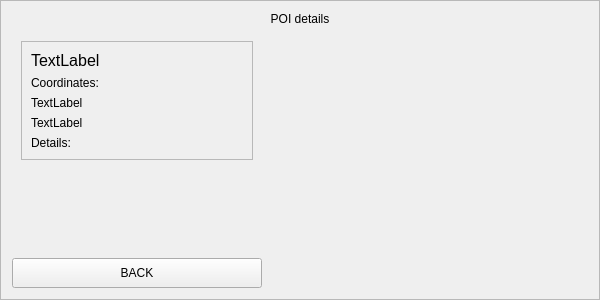
Old version of the form Pilocik/infowindow.ui in the repository dotevo/Pilocik.
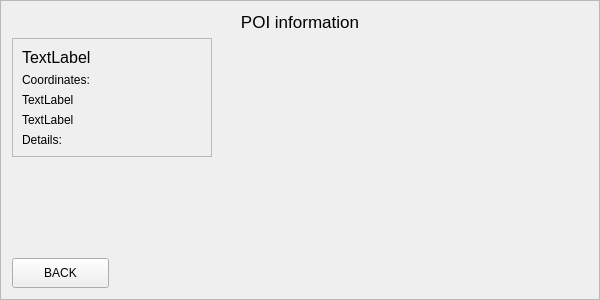
New version of the form. Custom widgets are drawn as their Qt base class.

```diff
--- a/Pilocik/infowindow.ui
+++ b/Pilocik/infowindow.ui
@@ -28,11 +28,11 @@
   <property name="frameShadow">
    <enum>QFrame::Raised</enum>
   </property>
-  <layout class="QGridLayout" name="gridLayout">
+  <layout class="QGridLayout" name="gridLayout" columnstretch="0,0,1">
    <property name="sizeConstraint">
     <enum>QLayout::SetMaximumSize</enum>
    </property>
-   <item row="0" column="0" colspan="2">
+   <item row="0" column="0" colspan="3">
     <widget class="QLabel" name="label">
      <property name="maximumSize">
       <size>
@@ -40,16 +40,27 @@
        <height>20</height>
       </size>
      </property>
+     <property name="font">
+      <font>
+       <pointsize>13</pointsize>
+      </font>
+     </property>
      <property name="text">
-      <string>POI details</string>
+      <string>POI information</string>
      </property>
      <property name="alignment">
       <set>Qt::AlignCenter</set>
      </property>
     </widget>
    </item>
-   <item row="1" column="0">
+   <item row="1" column="0" colspan="2">
     <widget class="QWidget" name="infoWidget" native="true">
+     <property name="minimumSize">
+      <size>
+       <width>200</width>
+       <height>0</height>
+      </size>
+     </property>
      <property name="maximumSize">
       <size>
        <width>250</width>
@@ -57,8 +68,8 @@
       </size>
      </property>
      <layout class="QVBoxLayout" name="verticalLayout">
-      <property name="bottomMargin">
-       <number>9</number>
+      <property name="margin">
+       <number>0</number>
       </property>
       <item>
        <widget class="QFrame" name="infoData">
@@ -137,20 +148,7 @@
      </layout>
     </widget>
    </item>
-   <item row="2" column="0">
-    <widget class="QPushButton" name="backButton">
-     <property name="minimumSize">
-      <size>
-       <width>0</width>
-       <height>30</height>
-      </size>
-     </property>
-     <property name="text">
-      <string>BACK</string>
-     </property>
-    </widget>
-   </item>
-   <item row="1" column="1">
+   <item row="1" column="2" rowspan="3">
     <widget class="MapRenderWidget" name="mapWidget" native="true">
      <property name="minimumSize">
       <size>
@@ -163,6 +161,25 @@
      </property>
     </widget>
    </item>
+   <item row="3" column="0">
+    <widget class="QPushButton" name="backButton">
+     <property name="minimumSize">
+      <size>
+       <width>0</width>
+       <height>30</height>
+      </size>
+     </property>
+     <property name="maximumSize">
+      <size>
+       <width>100</width>
+       <height>16777215</height>
+      </size>
+     </property>
+     <property name="text">
+      <string>BACK</string>
+     </property>
+    </widget>
+   </item>
   </layout>
  </widget>
  <customwidgets>
```
